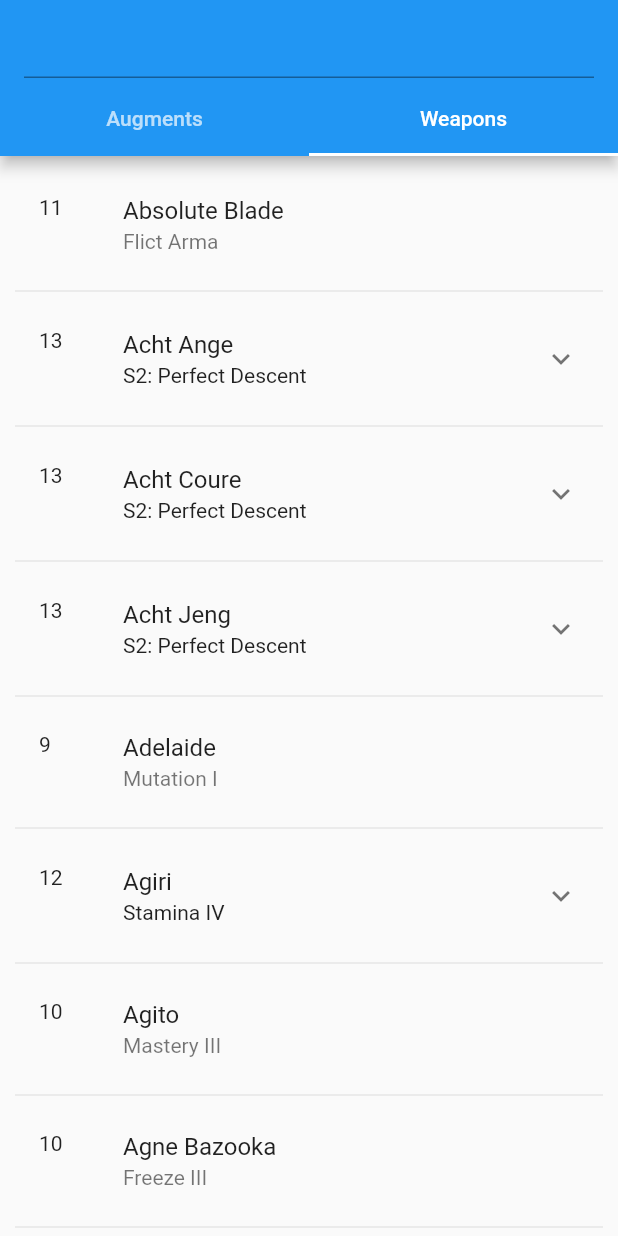
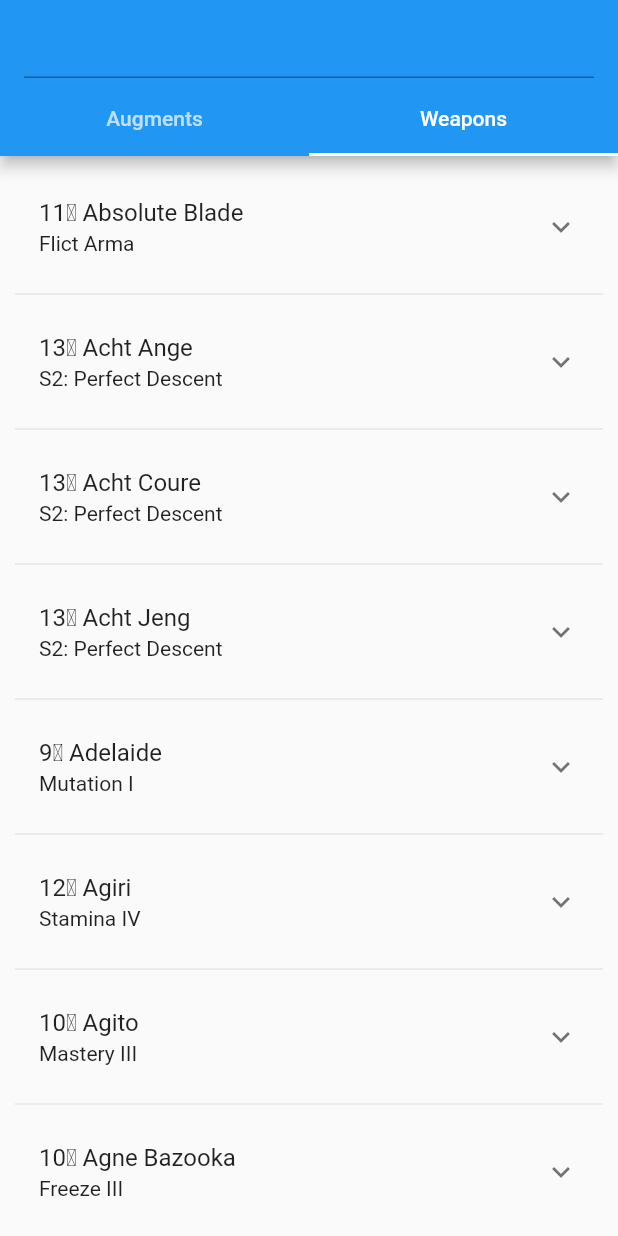
Before and after one commit to sgosiaco/saffinder, a Flutter app: the screen it shows after launch, tab 2 chosen, on a phone screen of 412 x 824 dp. Run offline on Flutter 3.47's test engine with Material 2 defaults, Android fonts, the phone set to English and light mode, and no system bars; missing offline and left inert: dart:html.

Commit message:
Made search text be erased when swapping tabs. Made UI look better/more uniform. Added helper getters to Weapon class.

```diff
--- a/lib/main.dart
+++ b/lib/main.dart
@@ -1,4 +1,5 @@
 import 'dart:convert';
+import 'dart:html' as html;
 import 'package:flutter/material.dart';
 
 void main() {
@@ -41,6 +42,12 @@ class _HomeState extends State<Home> with SingleTickerProviderStateMixin {
   void initState() {
     super.initState();
     _tabController = TabController(vsync: this, length: _tabs.length);
+    _tabController.addListener(() {
+      setState(() {
+        _search = '';
+        _searchController.text = '';
+      });
+    });
     _searchController = TextEditingController();
     _searchController.addListener(() {
       setState(() {
@@ -96,22 +103,30 @@ class _HomeState extends State<Home> with SingleTickerProviderStateMixin {
             itemBuilder: (context, idx) {
               if (idx.isOdd) return Divider();
               final index = idx ~/ 2;
-              if (filtered[index].dropString != '') {
-                List<Widget> drops = [];
-                filtered[index].drop.forEach((element) {
+              List<Widget> drops = [Text('Drop info', style: TextStyle(fontWeight: FontWeight.bold),)];
+              filtered[index].drop.forEach((element) {
+                if (filtered[index].dropString == '') {
+                  drops.add(Text('Not available'));
+                } else {
                   drops.add(Text(element));
-                });
-                return ExpansionTile(
-                  leading: Text(filtered[index].rarity),
-                  title: Text(filtered[index].name),
-                  subtitle: Text(filtered[index].saf),
-                  children: drops,
-                );
-              }
-              return ListTile(
-                leading: Text(filtered[index].rarity),
-                title: Text(filtered[index].name),
+                }
+              });
+              return ExpansionTile(
+                key: PageStorageKey(filtered[index].name),
+                title: Text(filtered[index].rarityName),
                 subtitle: Text(filtered[index].saf),
+                children: [
+                  ListTile(
+                    title: Column(children: drops,),
+                    trailing: IconButton(
+                      tooltip: 'Lookup on Arks-Visiphone',
+                      icon: Icon(Icons.search),
+                      onPressed: () {
+                        html.window.open(filtered[index].url, filtered[index].name);
+                      },
+                    ),
+                  )
+                ],
               );
             },
           )
@@ -141,15 +156,23 @@ class _HomeState extends State<Home> with SingleTickerProviderStateMixin {
               weapons.forEach((element) {
                 children.add(ListTile(
                   leading: Text(element.rarity),
-                  title: Text(element.name),
+                  title: Text(element.rarityName),
                   subtitle: Row(
                     children: [
                       Text(element.dropString),
                     ],
                   ),
+                  trailing: IconButton(
+                    tooltip: 'Lookup on Arks-Visiphone',
+                    icon: Icon(Icons.search),
+                    onPressed: () {
+                      html.window.open(element.url, element.name);
+                    },
+                  ),
                 ));
               });
               return ExpansionTile(
+                key: PageStorageKey(augment),
                 title: Text(augment),
                 subtitle: Text('Effect here'),
                 children: children,
@@ -208,6 +231,9 @@ class Weapon {
     drop: raw['drop'].split('\n')
   );
 
+  get rarityName => '$rarity\u{2605} $name';
+  get url => 'https://pso2na.arks-visiphone.com/wiki/${name.replaceAll(' ', '_')}';
+
   bool contains(String search) {
     return category.toLowerCase().contains(search) || rarity.toLowerCase().contains(search) || name.toLowerCase().contains(search) || saf.toLowerCase().contains(search) || dropString.toLowerCase().contains(search);
   }
--- a/pubspec.yaml
+++ b/pubspec.yaml
@@ -1,5 +1,5 @@
 name: saffinder
-description: A new Flutter project.
+description: SAF Finder for PSO2.
 
 # The following line prevents the package from being accidentally published to
 # pub.dev using `pub publish`. This is preferred for private packages.
```
Also changed, not shown: 4 other files.
